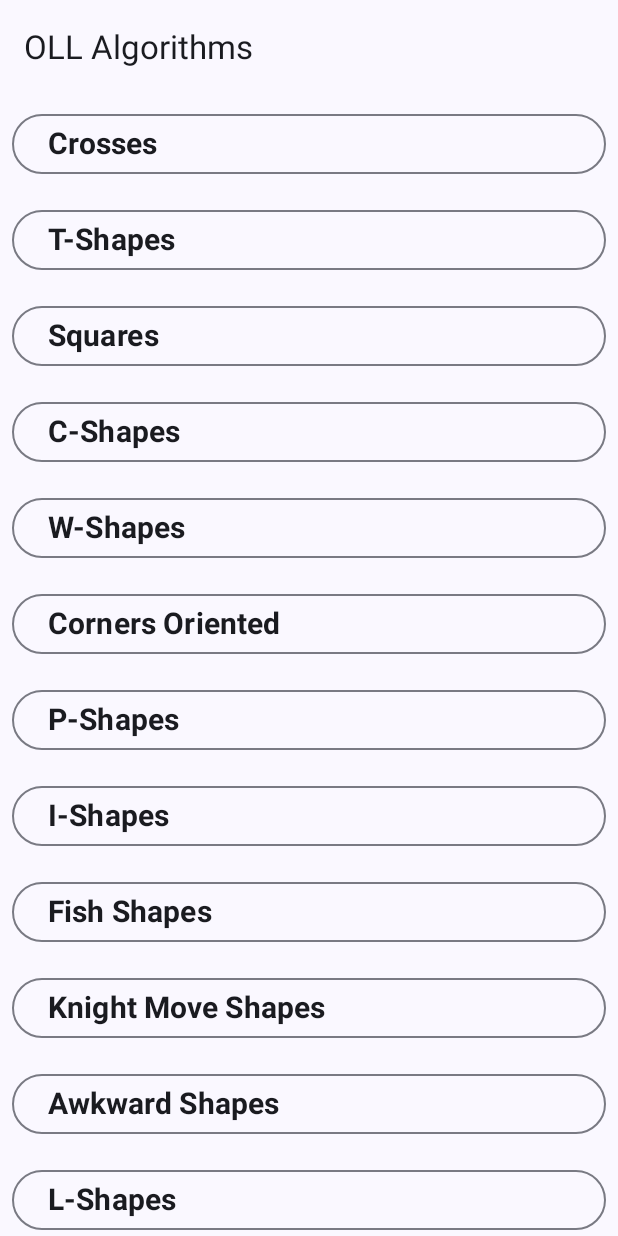
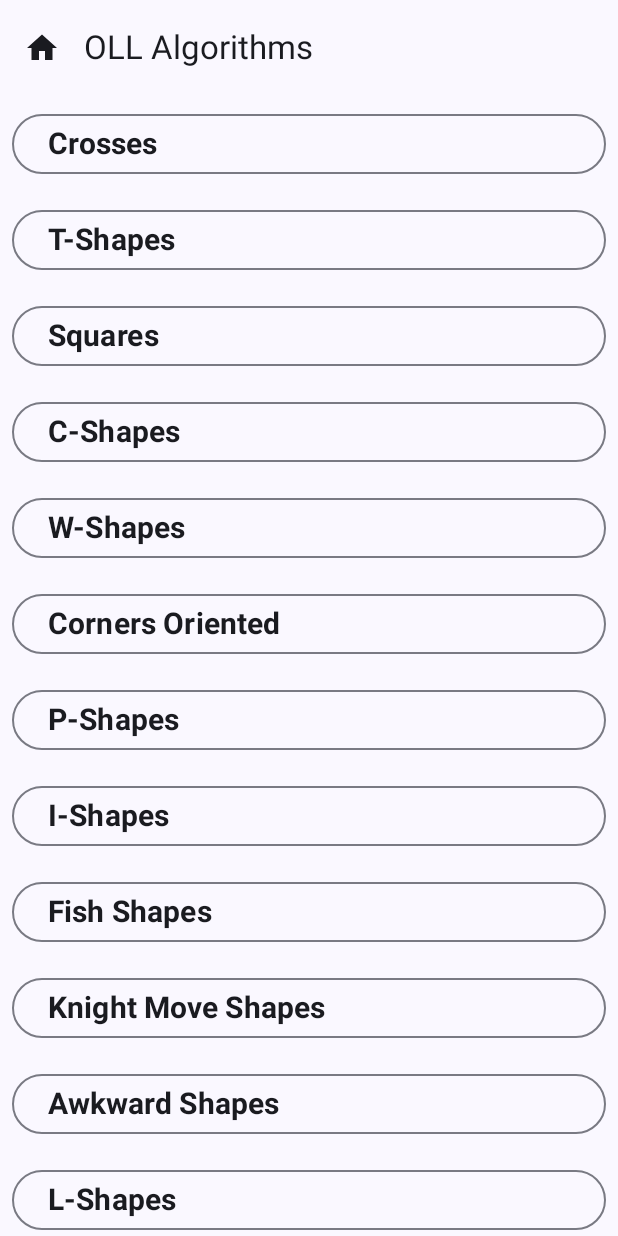
Before and after one commit to caleb-james-smith/Cubical, an Android app built with Jetpack Compose: the CreateOLLScreen screen opened through its navigation route, on a phone screen of 412 x 824 dp. Run offline under Robolectric (Android 15) with nearby library versions, the phone set to English and light mode, and no system bars.

Commit message:
Add home icon button to OLL and PLL screens.

```diff
--- a/app/src/main/java/com/example/cubical/MainActivity.kt
+++ b/app/src/main/java/com/example/cubical/MainActivity.kt
@@ -39,8 +39,8 @@ class MainActivity : ComponentActivity() {
                 NavHost(navController, startDestination = "home") {
                     composable("home") { HomeScreen(navController) }
 //                    composable("moveNotation") { MoveNotationScreen() }
-                    composable("ollScreen") { CreateOLLScreen(context) }
-                    composable("pllScreen") { CreatePLLScreen(context) }
+                    composable("ollScreen") { CreateOLLScreen(context, navController) }
+                    composable("pllScreen") { CreatePLLScreen(context, navController) }
                 }
             }
         }
--- a/app/src/main/java/com/example/cubical/algorithm/CreateOLLScreen.kt
+++ b/app/src/main/java/com/example/cubical/algorithm/CreateOLLScreen.kt
@@ -4,21 +4,32 @@ import android.content.Context
 import androidx.compose.foundation.layout.padding
 import androidx.compose.foundation.lazy.LazyColumn
 import androidx.compose.material3.*
+import androidx.compose.material.icons.Icons
+import androidx.compose.material.icons.filled.Home
 import androidx.compose.runtime.Composable
 import androidx.compose.ui.Modifier
+import androidx.navigation.NavController
 import com.example.cubical.loadAlgorithmsFromJson
 import com.example.cubical.R
 
 @OptIn(ExperimentalMaterial3Api::class)
 @Composable
-fun CreateOLLScreen(context: Context) {
+fun CreateOLLScreen(context: Context, navController: NavController) {
     val algorithms = loadAlgorithmsFromJson(context, R.raw.oll_algorithms)
     val groupedAlgorithms = algorithms.groupBy { it.group }
 
     Scaffold(
         topBar = {
             TopAppBar(
-                title = { Text("OLL Algorithms") }
+                title = { Text("OLL Algorithms") },
+                navigationIcon = {
+                    IconButton(onClick = { navController.navigate("home") }) {
+                        Icon(
+                            imageVector = Icons.Default.Home,
+                            contentDescription = "Home"
+                        )
+                    }
+                }
             )
         }
     ) { paddingValues ->
```
Also changed, not shown: app/src/main/java/com/example/cubical/algorithm/CreatePLLScreen.kt (+13 -2 lines).
